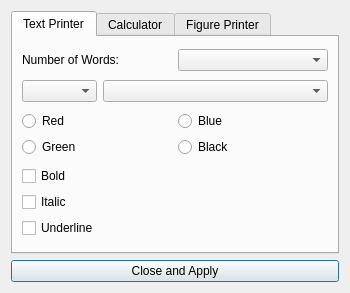
Above: envs/gui_env/src/settings_dialog.ui from bjuergens/automatic-gui-testing before the change. Below: the same form after it.
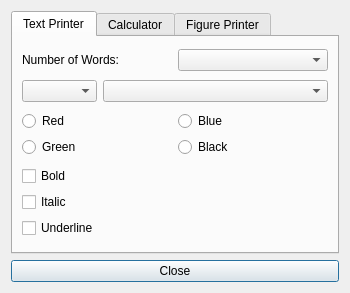
That is the form after the change.

Commit message:
SettingsDialog is now properly configured as a modal window
This allows the settings dialog to stay on top even when clicked outside of it

What changed in the file:
```diff
--- a/envs/gui_env/src/settings_dialog.ui
+++ b/envs/gui_env/src/settings_dialog.ui
@@ -366,7 +366,7 @@
    <item>
     <widget class="QPushButton" name="close_settings_dialog">
      <property name="text">
-      <string>Close and Apply</string>
+      <string>Close</string>
      </property>
     </widget>
    </item>
```
The commit also changes 2 other files.
